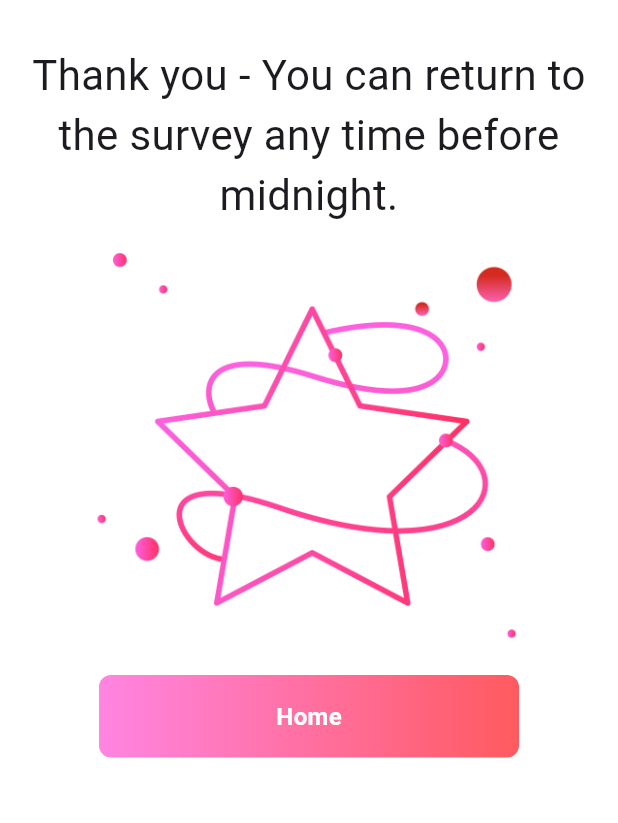
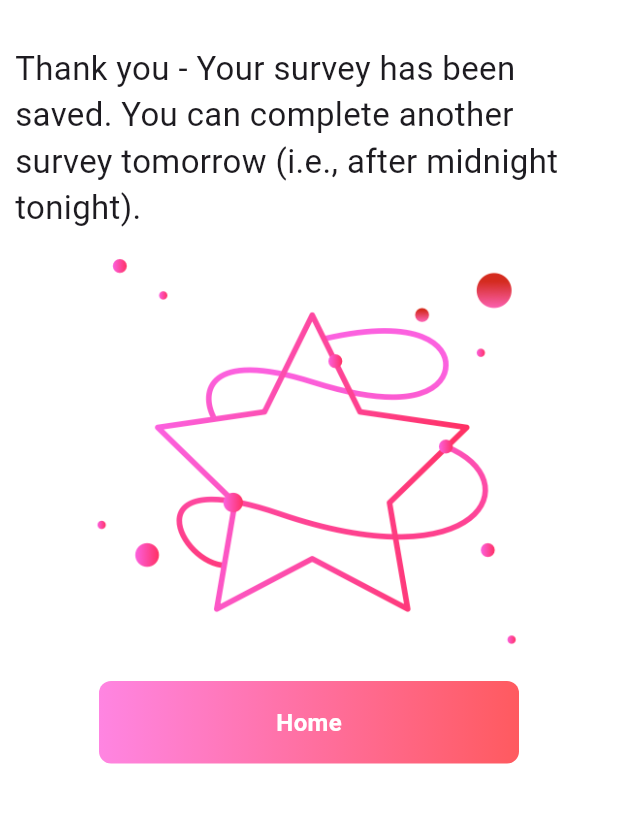
Before and after one commit to anusii/msfatigue, a Flutter app: the SurveyCompleted screen opened directly, on a phone screen of 412 x 824 dp, the part 120-943 px from its top. Run offline on Flutter 3.47's test engine with Material 3 defaults, Android fonts, the phone set to English and light mode, and no system bars; our stand-ins replace equatable, flutter_bloc, flutter_markdown, gap, shared_preferences, universal_io; missing offline and left inert: rdflib, solidpod, window_manager; accounts and stored records are empty.

Commit message:
update submit text

```diff
--- a/lib/questionnaire/suvey_completed.dart
+++ b/lib/questionnaire/suvey_completed.dart
@@ -36,12 +36,15 @@ class SurveyCompleted extends StatelessWidget {
         child: Column(
           children: [
             const Gap(30),
-            const Text(
-              "Thank you - You can return to the survey any time before midnight.",
-              style: TextStyle(
-                fontSize: 28,
+            Padding(
+              padding: const EdgeInsets.fromLTRB(10, 0, 10, 0),
+              child: const Text(
+                "Thank you - Your survey has been saved. You can complete another survey tomorrow (i.e., after midnight tonight).",
+                style: TextStyle(
+                  fontSize: 22,
+                ),
+                textAlign: TextAlign.left,
               ),
-              textAlign: TextAlign.center,
             ),
             Image.asset(
               'assets/images/bottom_dot_six.png',
```
